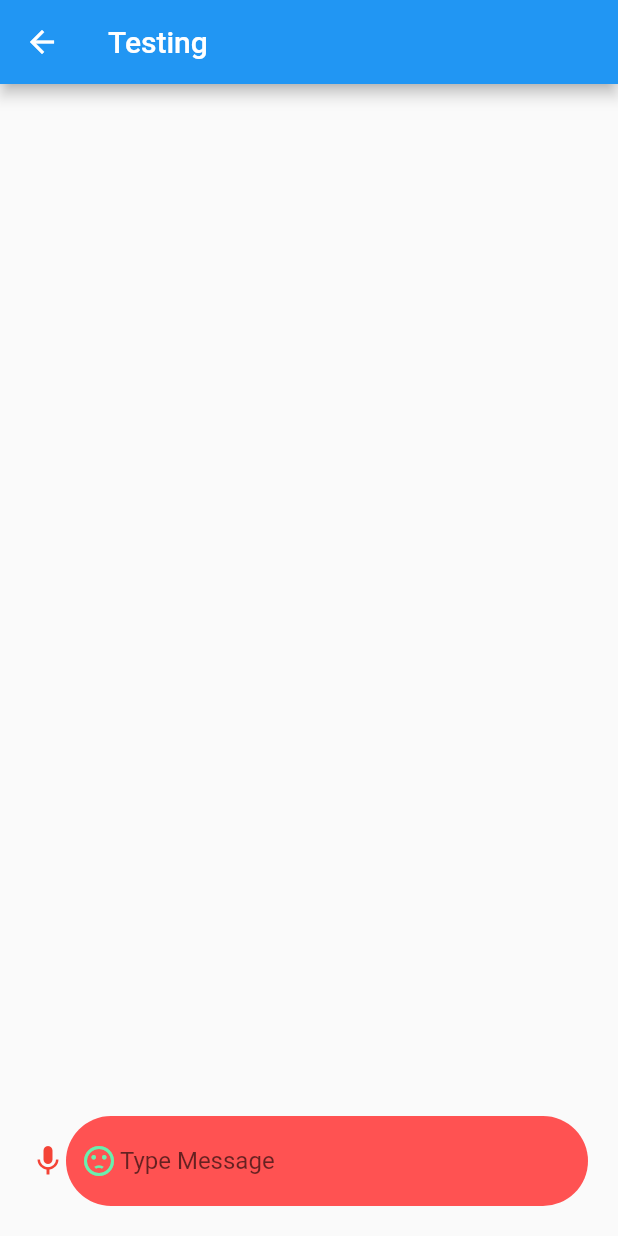
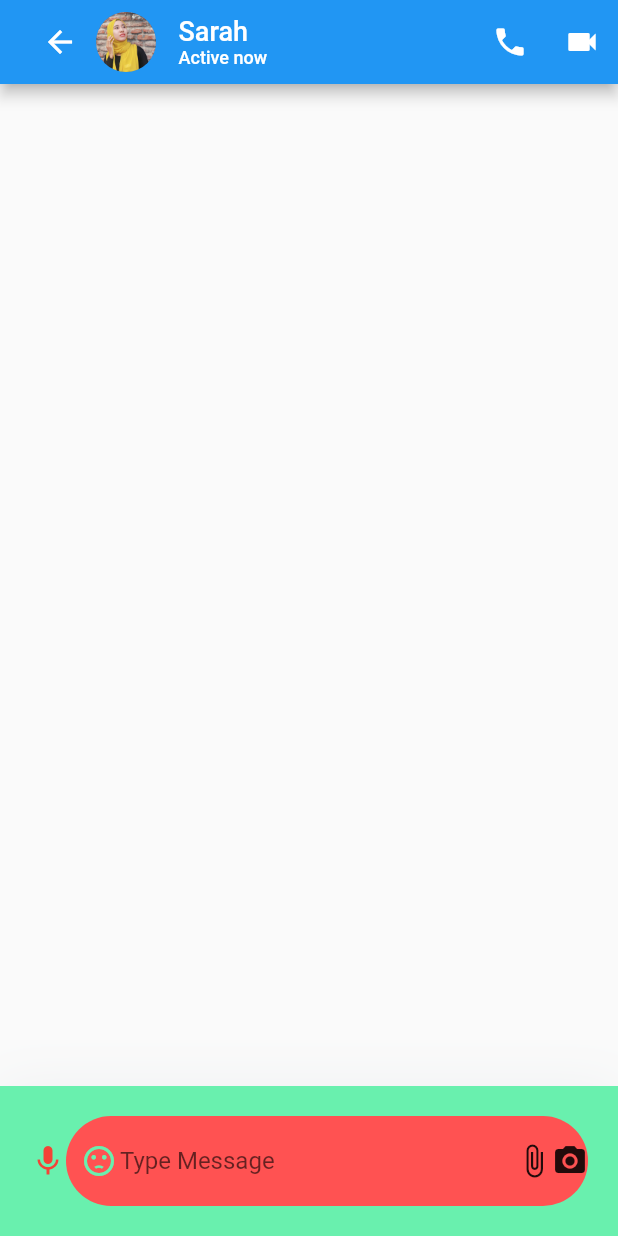
Before and after one commit to walidwazini/Flutter-ChatApp-2, a Flutter app: the MessageScreen screen opened directly, on a phone screen of 412 x 824 dp. Run offline on Flutter 3.47's test engine with Material 2 defaults, Android fonts, the phone set to English and light mode, and no system bars; our stand-ins replace google_fonts; Roboto replaces fonts that are missing (Georgia).

Commit message:
testing new chat page

```diff
--- a/lib/main.dart
+++ b/lib/main.dart
@@ -17,16 +17,16 @@ class MyApp extends StatelessWidget {
     return MaterialApp(
       debugShowCheckedModeBanner: false,
       title: 'Flutter Demo',
-      theme: ThemeData(
-        primarySwatch: Colors.blue,
-        fontFamily: 'Georgia',
-        textTheme: const TextTheme(
-          headline1: TextStyle(fontSize: 72.0, fontWeight: FontWeight.bold),
-          headline6: TextStyle(fontSize: 36.0, fontStyle: FontStyle.italic),
-          bodyText2: TextStyle(fontSize: 14.0, fontFamily: 'Hind'),
-        ),
-      ),
-      home: LoginPage(),
+      // theme: ThemeData(
+      //   primarySwatch: Colors.blue,
+      //   fontFamily: 'Georgia',
+      //   textTheme: const TextTheme(
+      //     headline1: TextStyle(fontSize: 72.0, fontWeight: FontWeight.bold),
+      //     headline6: TextStyle(fontSize: 36.0, fontStyle: FontStyle.italic),
+      //     bodyText2: TextStyle(fontSize: 14.0, fontFamily: 'Hind'),
+      //   ),
+      // ),
+      home: MessageScreen(),
       routes: {
         'Login' : (context) => LoginPage(),
         'ChatList' : (context) => ChatListPage(),
--- a/lib/widgets/body.dart
+++ b/lib/widgets/body.dart
@@ -1,4 +1,5 @@
 import 'package:flutter/material.dart';
+import 'package:chat_app_2/widgets/chat_input_field.dart';
 
 class BodyTest extends StatelessWidget {
   const BodyTest({Key? key}) : super(key: key);
@@ -8,47 +9,7 @@ class BodyTest extends StatelessWidget {
     return Column(
       children: [
         Spacer(),
-        Container(
-          padding: EdgeInsets.symmetric(horizontal: 20, vertical: 20),
-          decoration:
-              BoxDecoration(color: Theme.of(context).scaffoldBackgroundColor),
-          child: SafeArea(
-              child: Row(
-            children: [
-              Icon(
-                Icons.mic,
-                color: Colors.red,
-              ),
-              Expanded(
-                  child: Container(
-                height: 60,
-                decoration: BoxDecoration(
-                  borderRadius: BorderRadius.circular(30),
-                  color: Colors.redAccent,
-                ),
-                child: Row(
-                  children: [
-                    SizedBox(
-                      width: 10,
-                    ),
-                    Icon(Icons.sentiment_dissatisfied,
-                        color: Colors.greenAccent),
-                    SizedBox(
-                      width: 2,
-                    ),
-                    Expanded(
-                        child: TextField(
-                      decoration: InputDecoration(
-                        hintText: 'Type Message',
-                        border: InputBorder.none,
-                      ),
-                    ))
-                  ],
-                ),
-              ))
-            ],
-          )),
-        ),
+        ChatInputField(),
       ],
     );
   }
--- /dev/null
+++ b/lib/widgets/chat_input_field.dart
@@ -0,0 +1,49 @@
+import 'package:flutter/material.dart';
+
+class ChatInputField extends StatelessWidget {
+  const ChatInputField({
+    Key? key,
+  }) : super(key: key);
+
+  @override
+  Widget build(BuildContext context) {
+    return Container(
+      padding: EdgeInsets.symmetric(horizontal: 20, vertical: 20),
+      decoration: BoxDecoration(
+          color: Colors.greenAccent,
+          boxShadow:[ BoxShadow(
+              offset:Offset(0,4),
+              blurRadius: 32,
+              color: Colors.blueGrey.withOpacity(0.09)
+          )]
+      ),
+      //     BoxDecoration(color: Theme.of(context).scaffoldBackgroundColor)
+      child: SafeArea(child: Row(
+        children: [
+          Icon(Icons.mic, color: Colors.red,),
+          Expanded(
+              child: Container( height: 60,
+                decoration: BoxDecoration(
+                  borderRadius: BorderRadius.circular(30),
+                  color: Colors.redAccent,
+                ),
+                child: Row( children: [
+                  SizedBox(width: 10,),
+                  Icon(Icons.sentiment_dissatisfied, color: Colors.greenAccent),
+                  SizedBox(width: 2,),
+                  Expanded(child: TextField(
+                    decoration: InputDecoration(
+                      hintText: 'Type Message',
+                      border: InputBorder.none,
+                    ),
+                  )),
+                  Icon(Icons.attach_file),
+                  Icon(Icons.camera_alt),
+                ],
+                ),
+              ))
+        ],
+      )),
+    );
+  }
+}
--- a/lib/widgets/login.dart
+++ b/lib/widgets/login.dart
@@ -3,6 +3,7 @@ import 'dart:ui';
 import 'package:google_fonts/google_fonts.dart';
 
 var color1 = Color.fromRGBO(190, 30, 90, 1);
+var profile1 = 'assets/images/person1.jpg';
 
 class LoginPage extends StatelessWidget {
   @override
@@ -19,6 +20,7 @@ class LoginPage extends StatelessWidget {
           child: Center(
             child: Column(
               children: [
+                Image.asset(profile1,width: 40,),
                 TextField(
                   decoration: InputDecoration(
                     border: OutlineInputBorder(
--- a/lib/widgets/messages_screen.dart
+++ b/lib/widgets/messages_screen.dart
@@ -14,5 +14,20 @@ class MessageScreen extends StatelessWidget {
 }
 
 AppBar buildAppBar() {
-  return AppBar(title: Text('Testing'),);
+  return AppBar(
+    automaticallyImplyLeading: false,
+    title: Row(children: [
+      BackButton(),
+      CircleAvatar( backgroundImage: AssetImage('assets/images/person2.jpg'),),
+      SizedBox(width: 15,),
+      Column( crossAxisAlignment: CrossAxisAlignment.start, children: [
+        Text('Sarah', style: TextStyle(fontSize: 18),),
+        Text('Active now', style: TextStyle(fontSize: 12),),
+      ],)
+    ],),
+    actions: [
+      IconButton(onPressed: (){}, icon: Icon(Icons.local_phone)),
+      IconButton(onPressed: (){}, icon: Icon(Icons.videocam))
+    ],
+  );
 }
--- a/pubspec.yaml
+++ b/pubspec.yaml
@@ -46,8 +46,8 @@ flutter:
   uses-material-design: true
 
   # To add assets to your application, add an assets section, like this:
-  #assets:
-  #   - images/a_dot_burr.jpeg
+  assets:
+  - assets/images/
   #   - images/a_dot_ham.jpeg
 
   # An image asset can refer to one or more resolution-specific "variants", see
```
Also changed, not shown: assets/images/person.jpg (added), assets/images/person1.jpg (added), assets/images/person2.jpg (added), assets/images/person3.jpg (added), assets/images/person4.jpg (added), assets/images/person5.jpg (added).
